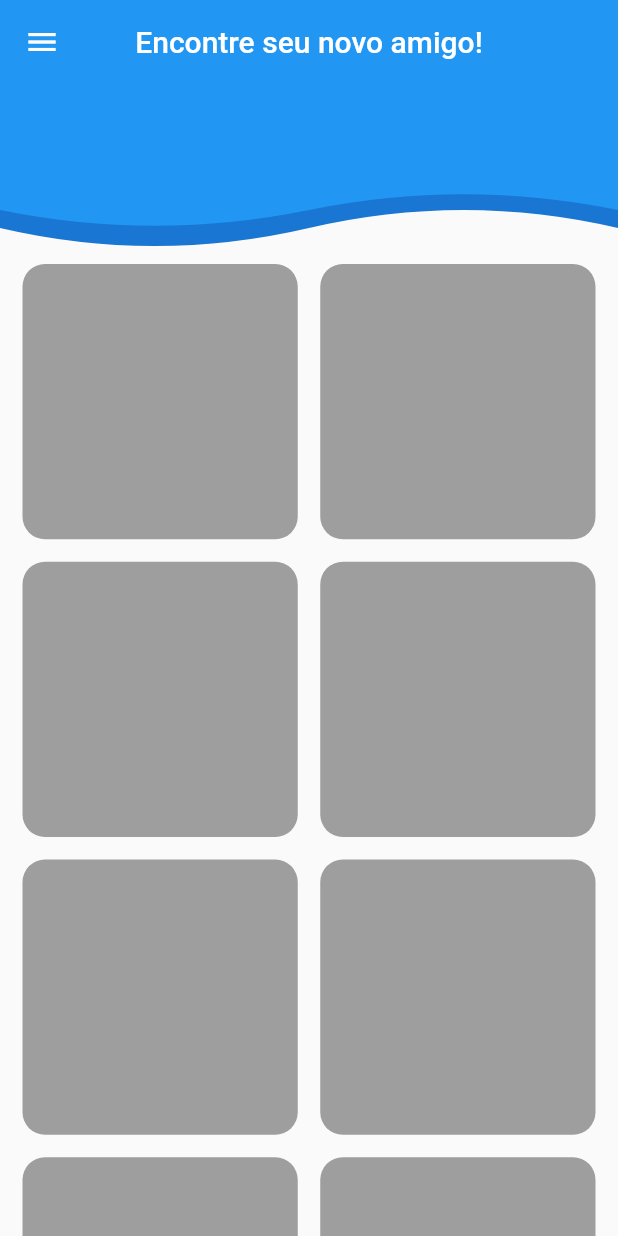
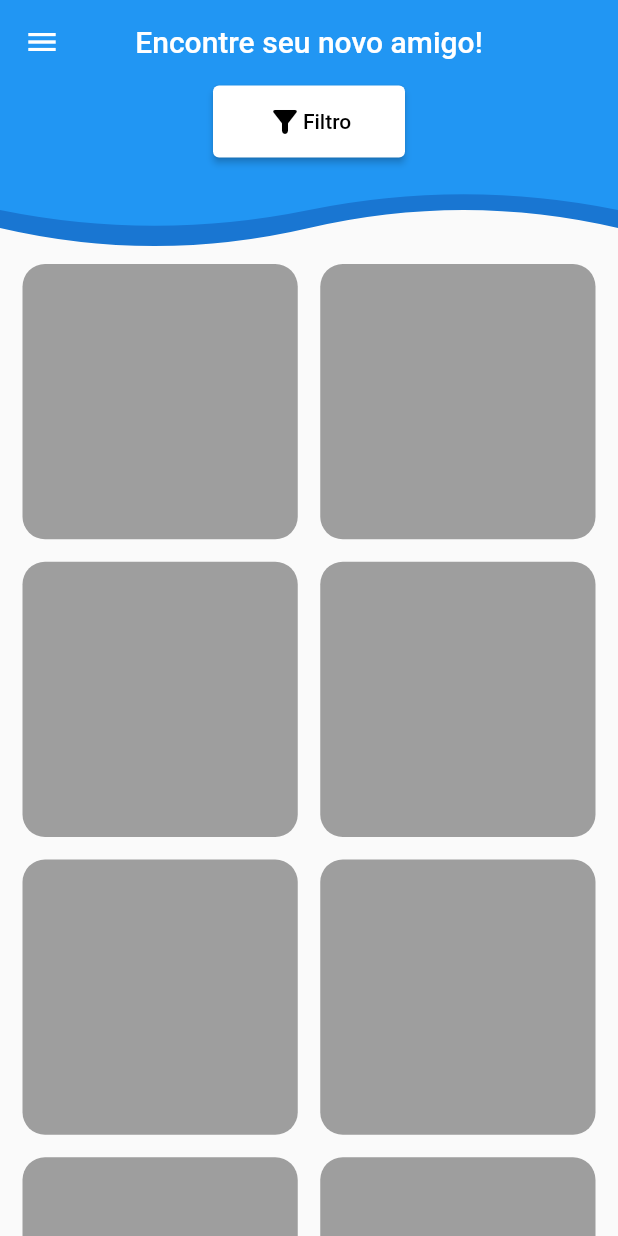
Before and after one commit to Wilian-N-Silva/the_walking_pets, a Flutter app: the screen it shows after launch, on a phone screen of 412 x 824 dp. Run offline on Flutter 3.47's test engine with Material 2 defaults, Android fonts, the phone set to English and light mode, and no system bars; our stand-ins replace rive.

Commit message:
ADD: Gesture Detector in Grid View / ADD: Filter button

```diff
--- a/lib/screens/home.dart
+++ b/lib/screens/home.dart
@@ -44,10 +44,15 @@ class _HomeState extends State<Home> {
                 mainAxisSpacing: 15.0,
                 crossAxisSpacing: 15.0,
                 children: List.generate(9, (index) {
-                  return Container(
-                    decoration: BoxDecoration(
-                      color: Colors.grey,
-                      borderRadius: BorderRadius.circular(15.0),
+                  return GestureDetector(
+                    onTap: () {
+                      print(index);
+                    },
+                    child: Container(
+                      decoration: BoxDecoration(
+                        color: Colors.grey,
+                        borderRadius: BorderRadius.circular(15.0),
+                      ),
                     ),
                   );
                 }),
@@ -57,7 +62,33 @@ class _HomeState extends State<Home> {
               clipper: CurveClipper(),
               child: Container(
                 height: 105,
+                width: double.infinity,
                 color: Theme.of(context).primaryColor,
+              ),
+            ),
+            SizedBox(
+              height: 50.0,
+              child: Center(
+                child: ElevatedButton(
+                  onPressed: () {},
+                  child: Row(
+                    mainAxisAlignment: MainAxisAlignment.center,
+                    children: const [
+                      Icon(Icons.filter_alt_rounded),
+                      Text('Filtro'),
+                    ],
+                  ),
+                  style: ButtonStyle(
+                    fixedSize: MaterialStateProperty.all<Size>(
+                      const Size(128, 48.0),
+                    ),
+                    backgroundColor: MaterialStateProperty.all<Color>(
+                      Colors.white,
+                    ),
+                    foregroundColor:
+                        MaterialStateProperty.all<Color>(Colors.black),
+                  ),
+                ),
               ),
             ),
           ],
```
